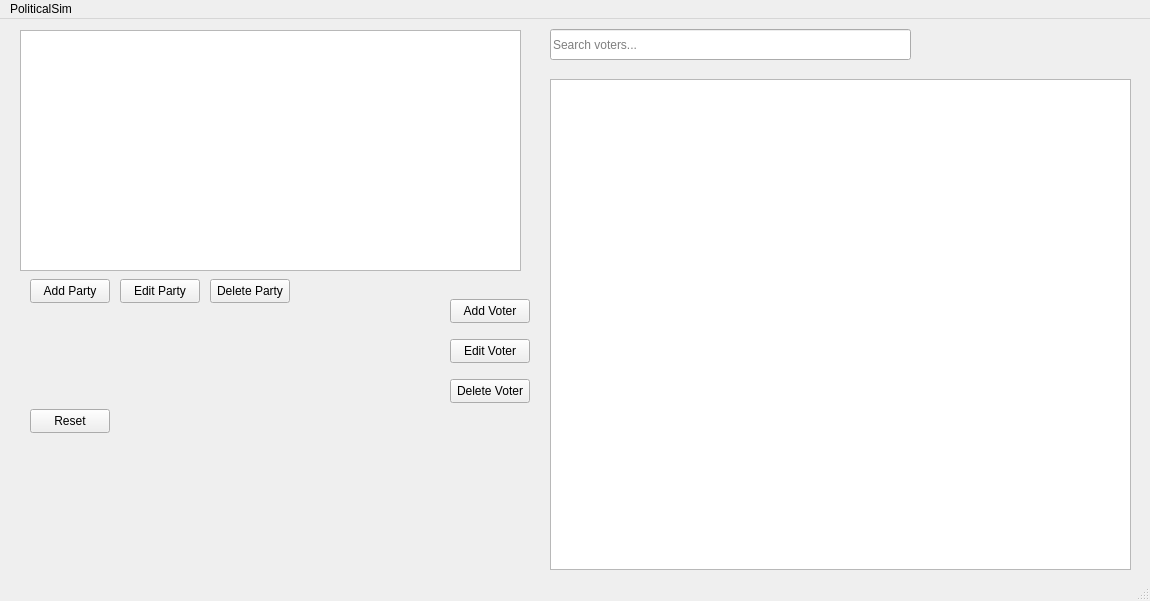
First picture: the form in src/gui/mainwindow.ui, repository 4ahlikNevmiruchi/PoliticalSim, before the edit.
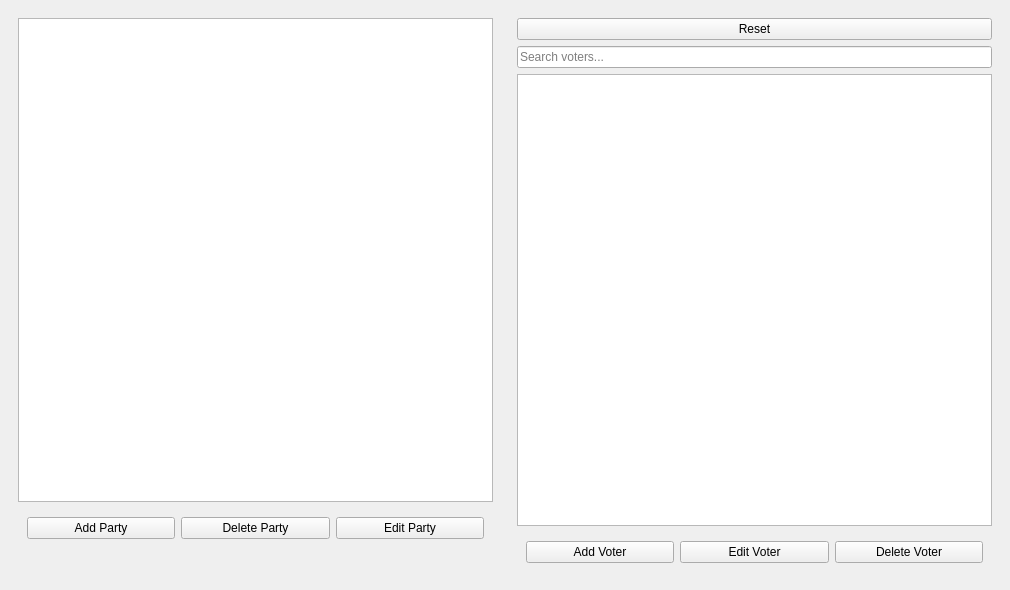
Second picture: the form after the edit.

Commit message: Pie chart for parties, major mainwindow code and ui rehaul

```diff
--- a/src/gui/mainwindow.ui
+++ b/src/gui/mainwindow.ui
@@ -6,165 +6,122 @@
    <rect>
     <x>0</x>
     <y>0</y>
-    <width>1150</width>
-    <height>601</height>
+    <width>1010</width>
+    <height>590</height>
    </rect>
   </property>
   <property name="windowTitle">
    <string>MainWindow</string>
   </property>
   <widget class="QWidget" name="centralwidget">
-   <widget class="QTableView" name="partyTableView">
-    <property name="geometry">
-     <rect>
-      <x>20</x>
-      <y>11</y>
-      <width>501</width>
-      <height>241</height>
-     </rect>
-    </property>
-   </widget>
+   <layout class="QGridLayout" name="gridLayout">
+    <item row="0" column="0" rowspan="3">
+     <widget class="QWidget" name="partyContainer" native="true">
+      <layout class="QVBoxLayout" name="verticalLayout_2">
+       <item>
+        <widget class="QTableView" name="partyTableView"/>
+       </item>
+       <item>
+        <widget class="QWidget" name="partyButtonsContainer" native="true">
+         <layout class="QHBoxLayout" name="horizontalLayout_2">
+          <item>
    <widget class="QPushButton" name="addPartyButton">
-    <property name="geometry">
-     <rect>
-      <x>30</x>
-      <y>260</y>
-      <width>80</width>
-      <height>24</height>
-     </rect>
-    </property>
     <property name="text">
      <string>Add Party</string>
     </property>
    </widget>
-   <widget class="QTableView" name="voterTableView">
-    <property name="geometry">
-     <rect>
-      <x>550</x>
-      <y>60</y>
-      <width>581</width>
-      <height>491</height>
-     </rect>
-    </property>
-    <property name="mouseTracking">
-     <bool>true</bool>
-    </property>
-    <property name="dragEnabled">
-     <bool>true</bool>
-    </property>
-    <property name="sortingEnabled">
-     <bool>true</bool>
-    </property>
-   </widget>
-   <widget class="QPushButton" name="addVoterButton">
-    <property name="geometry">
-     <rect>
-      <x>450</x>
-      <y>280</y>
-      <width>80</width>
-      <height>24</height>
-     </rect>
-    </property>
-    <property name="text">
-     <string>Add Voter</string>
-    </property>
-   </widget>
+          </item>
+          <item>
    <widget class="QPushButton" name="deletePartyButton">
-    <property name="geometry">
-     <rect>
-      <x>210</x>
-      <y>260</y>
-      <width>80</width>
-      <height>24</height>
-     </rect>
-    </property>
     <property name="text">
      <string>Delete Party</string>
     </property>
    </widget>
-   <widget class="QPushButton" name="deleteVoterButton">
-    <property name="geometry">
-     <rect>
-      <x>450</x>
-      <y>360</y>
-      <width>80</width>
-      <height>24</height>
-     </rect>
-    </property>
-    <property name="text">
-     <string>Delete Voter</string>
-    </property>
-   </widget>
+          </item>
+          <item>
    <widget class="QPushButton" name="editPartyButton">
-    <property name="geometry">
-     <rect>
-      <x>120</x>
-      <y>260</y>
-      <width>80</width>
-      <height>24</height>
-     </rect>
-    </property>
     <property name="text">
      <string>Edit Party</string>
     </property>
    </widget>
-   <widget class="QPushButton" name="editVoterButton">
-    <property name="geometry">
-     <rect>
-      <x>450</x>
-      <y>320</y>
-      <width>80</width>
-      <height>24</height>
-     </rect>
-    </property>
-    <property name="text">
-     <string>Edit Voter</string>
-    </property>
-   </widget>
+          </item>
+         </layout>
+        </widget>
+       </item>
+       <item>
+        <widget class="QWidget" name="chartContainer" native="true">
+         <layout class="QVBoxLayout" name="verticalLayout">
+          <item>
+           <widget class="QWidget" name="partyChartWidget" native="true"/>
+          </item>
+         </layout>
+        </widget>
+       </item>
+      </layout>
+     </widget>
+    </item>
+    <item row="0" column="1" rowspan="3">
+     <widget class="QWidget" name="voterContainer" native="true">
+      <layout class="QVBoxLayout" name="verticalLayout_3">
+       <item>
    <widget class="QPushButton" name="resetButton">
-    <property name="geometry">
-     <rect>
-      <x>30</x>
-      <y>390</y>
-      <width>80</width>
-      <height>24</height>
-     </rect>
-    </property>
     <property name="text">
      <string>Reset</string>
     </property>
    </widget>
+       </item>
+       <item>
    <widget class="QLineEdit" name="voterSearchEdit">
-    <property name="geometry">
-     <rect>
-      <x>550</x>
-      <y>10</y>
-      <width>361</width>
-      <height>31</height>
-     </rect>
-    </property>
     <property name="placeholderText">
      <string>Search voters...</string>
     </property>
    </widget>
-  </widget>
-  <widget class="QMenuBar" name="menubar">
-   <property name="geometry">
-    <rect>
-     <x>0</x>
-     <y>0</y>
-     <width>1150</width>
-     <height>21</height>
-    </rect>
-   </property>
-   <widget class="QMenu" name="menuPoliticalSim">
-    <property name="title">
-     <string>PoliticalSim</string>
-    </property>
-   </widget>
-   <addaction name="menuPoliticalSim"/>
-  </widget>
-  <widget class="QStatusBar" name="statusbar"/>
+       </item>
+       <item>
+        <widget class="QTableView" name="voterTableView">
+         <property name="mouseTracking">
+          <bool>true</bool>
+         </property>
+         <property name="dragEnabled">
+          <bool>true</bool>
+         </property>
+         <property name="sortingEnabled">
+          <bool>true</bool>
+         </property>
+        </widget>
+       </item>
+       <item>
+        <widget class="QWidget" name="voterButtonsContainer" native="true">
+         <layout class="QHBoxLayout" name="horizontalLayout">
+          <item>
+           <widget class="QPushButton" name="addVoterButton">
+            <property name="text">
+             <string>Add Voter</string>
+            </property>
+           </widget>
+          </item>
+          <item>
+           <widget class="QPushButton" name="editVoterButton">
+            <property name="text">
+             <string>Edit Voter</string>
+            </property>
+           </widget>
+          </item>
+          <item>
+           <widget class="QPushButton" name="deleteVoterButton">
+            <property name="text">
+             <string>Delete Voter</string>
+            </property>
+           </widget>
+          </item>
+         </layout>
+        </widget>
+       </item>
+      </layout>
+     </widget>
+    </item>
+   </layout>
+  </widget>
  </widget>
  <resources/>
  <connections/>
```
Left out of the diff: 2 changed lines with no effect on the pictures. Lines whose indentation alone changed are shown as unchanged. The commit also changes 7 other files.
